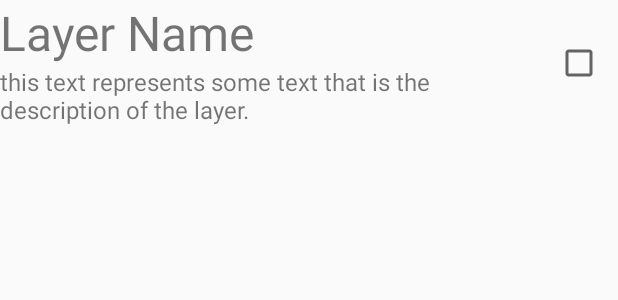
After one commit to dormesica/cesium-map-view, an Android app: the layout layer_item.xml on its own in the app's theme, with its tools: preview values and no code run, on a phone screen of 412 x 824 dp. The commit adds this screen. Shown: the top 300 px of the screen. Run offline under Robolectric (Android 15) with nearby library versions, the phone set to English and light mode, and no system bars.

Commit message:
Add name and description properties to VectorLayer. Implement DisplayLayerActivity to display layers in a RecyclerView.

```diff
--- a/WebViewTest/app/src/main/AndroidManifest.xml
+++ b/WebViewTest/app/src/main/AndroidManifest.xml
@@ -10,8 +10,10 @@
         android:label="@string/app_name"
         android:roundIcon="@mipmap/ic_launcher_round"
         android:supportsRtl="true"
-        android:theme="@style/AppTheme">
-        <activity android:name="com.github.dormesica.webviewtest.MainActivity">
+        android:theme="@style/AppTheme"
+        android:fullBackupContent="false">
+        <activity android:name=".DisplayLayersActivity"/>
+        <activity android:name=".MainActivity">
             <intent-filter>
                 <action android:name="android.intent.action.MAIN" />
 
--- /dev/null
+++ b/WebViewTest/app/src/main/res/layout/layer_item.xml
@@ -0,0 +1,37 @@
+<?xml version="1.0" encoding="utf-8"?>
+<LinearLayout xmlns:android="http://schemas.android.com/apk/res/android"
+    xmlns:tools="http://schemas.android.com/tools"
+    android:layout_width="match_parent"
+    android:layout_height="wrap_content"
+    android:orientation="horizontal">
+
+    <LinearLayout
+        android:layout_width="0dp"
+        android:layout_height="wrap_content"
+        android:layout_weight="1"
+        android:orientation="vertical">
+
+        <TextView
+            android:id="@+id/tv_layer_name"
+            android:layout_width="match_parent"
+            android:layout_height="match_parent"
+            android:textSize="32sp"
+            tools:text="Layer Name" />
+
+        <TextView
+            android:id="@+id/tv_layer_description"
+            android:layout_width="match_parent"
+            android:layout_height="wrap_content"
+            android:textSize="16sp"
+            tools:text="this text represents some text that is the description of the layer." />
+
+    </LinearLayout>
+
+    <CheckBox
+        android:id="@+id/cb_is_layer_showing"
+        android:layout_width="wrap_content"
+        android:layout_height="wrap_content"
+        android:layout_gravity="center"
+        android:layout_margin="10dp" />
+
+</LinearLayout>
--- a/WebViewTest/app/src/main/res/values/strings.xml
+++ b/WebViewTest/app/src/main/res/values/strings.xml
@@ -8,4 +8,7 @@
     <string name="touch_event_text">Touch of type: %1$d! at: %2$s!</string>
 
     <string name="button_text">Evaluate extent</string>
+
+    <string name="nav_layers_list_title">Layers</string>
+    <string name="nav_maps_list_title">Maps</string>
 </resources>
```
Also changed, not shown: WebViewTest/app/build.gradle (+7 -4 lines), WebViewTest/app/src/main/java/com/github/dormesica/webviewtest/DisplayLayersActivity.kt (added, +65 -0 lines), WebViewTest/app/src/main/java/com/github/dormesica/webviewtest/MainActivity.kt (+38 -28 lines), WebViewTest/app/src/main/res/layout/activity_display_layers.xml (added, +16 -0 lines), WebViewTest/app/src/main/res/layout/activity_main.xml (+17 -24 lines), WebViewTest/app/src/main/res/layout/map_display.xml (added, +30 -0 lines), WebViewTest/app/src/main/res/menu/activity_main_drawer.xml (added, +11 -0 lines), WebViewTest/mapcontroller/src/main/java/com/github/dormesica/mapcontroller/layers/VectorLayer.java (+47 -0 lines).
